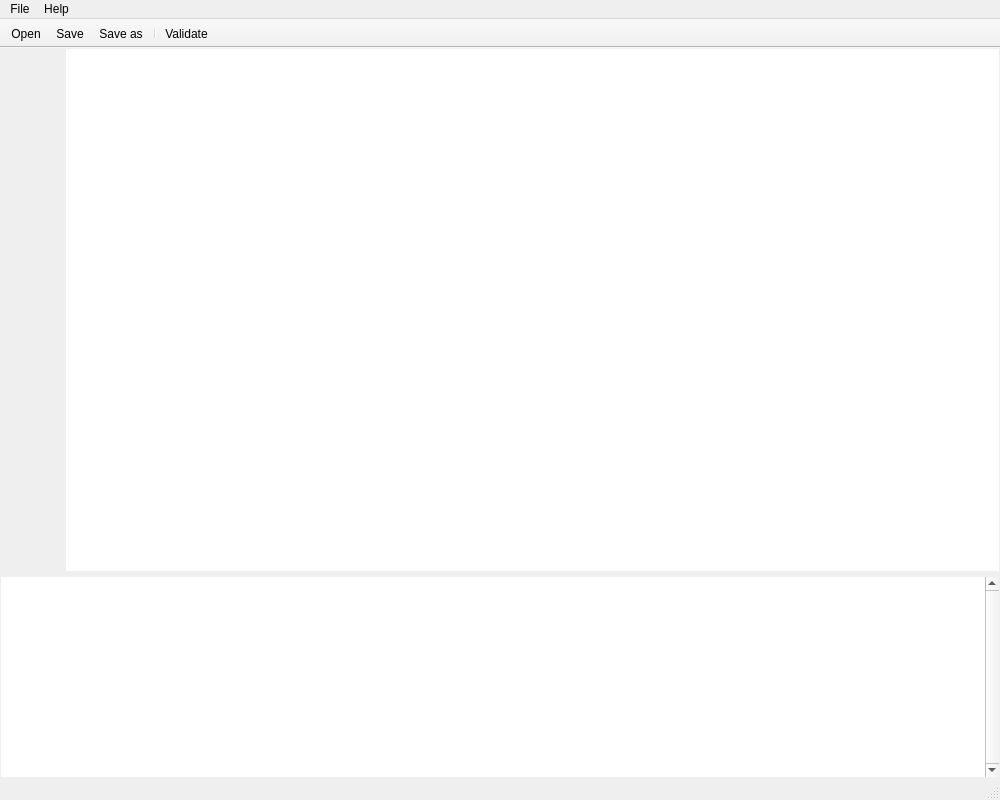
Above: dnpm-validator-ui/src/mainwindow.ui from pcvolkmer/dnpm-validator before the change. Below: the same form after it.
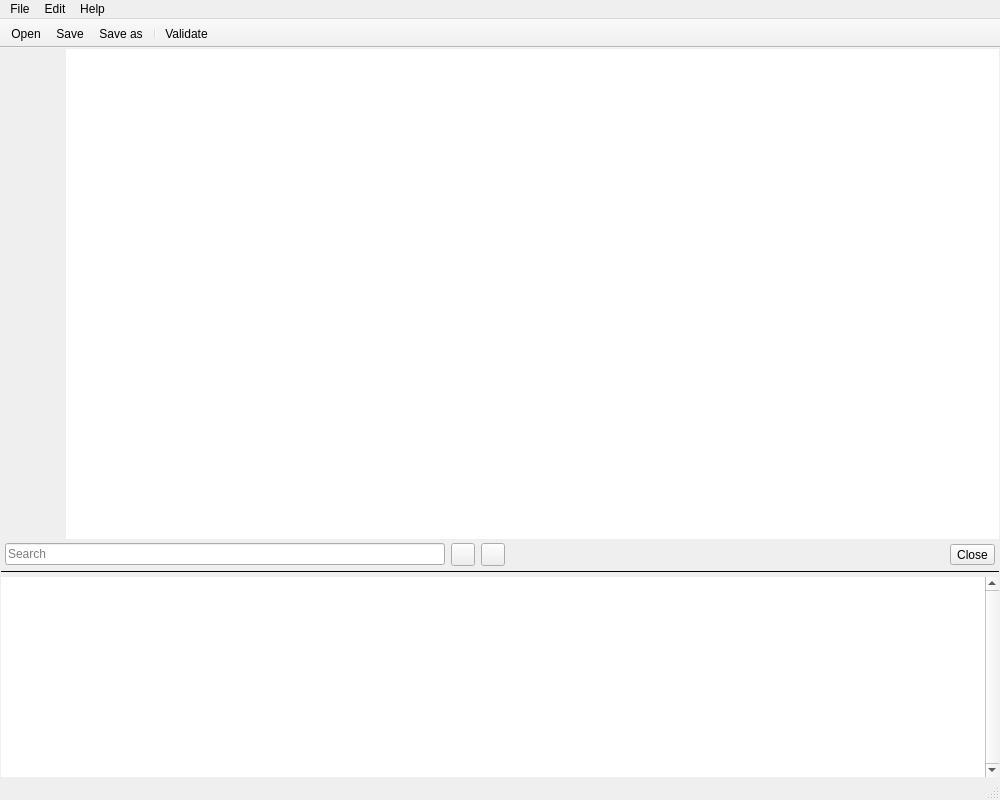
That is the form after the change. Icons and pictures are not drawn.

Commit message: feat: add search/find (#16)

Patch:
```diff
--- a/dnpm-validator-ui/src/mainwindow.ui
+++ b/dnpm-validator-ui/src/mainwindow.ui
@@ -33,10 +33,10 @@
     <property name="bottomMargin">
      <number>1</number>
     </property>
-    <item row="0" column="0">
+    <item row="1" column="0">
      <layout class="QVBoxLayout" name="verticalLayout">
       <property name="spacing">
-       <number>6</number>
+       <number>4</number>
       </property>
       <item>
        <layout class="QHBoxLayout" name="editorLayout">
@@ -112,6 +112,115 @@
         </item>
        </layout>
       </item>
+      <item>
+       <widget class="QWidget" name="findWidget" native="true">
+        <property name="minimumSize">
+         <size>
+          <width>0</width>
+          <height>0</height>
+         </size>
+        </property>
+        <layout class="QGridLayout" name="gridLayout_2">
+         <property name="leftMargin">
+          <number>0</number>
+         </property>
+         <property name="topMargin">
+          <number>0</number>
+         </property>
+         <property name="rightMargin">
+          <number>0</number>
+         </property>
+         <property name="bottomMargin">
+          <number>0</number>
+         </property>
+         <property name="spacing">
+          <number>0</number>
+         </property>
+         <item row="0" column="0">
+          <layout class="QHBoxLayout" name="horizontalLayout">
+           <property name="spacing">
+            <number>6</number>
+           </property>
+           <property name="leftMargin">
+            <number>4</number>
+           </property>
+           <property name="rightMargin">
+            <number>4</number>
+           </property>
+           <item>
+            <widget class="QLineEdit" name="findLineEdit">
+             <property name="placeholderText">
+              <string>Search</string>
+             </property>
+             <property name="clearButtonEnabled">
+              <bool>true</bool>
+             </property>
+            </widget>
+           </item>
+           <item>
+            <widget class="QToolButton" name="findDownButton">
+             <property name="text">
+              <string/>
+             </property>
+             <property name="icon">
+              <iconset theme="go-down" resource="icons.qrc">
+               <normaloff>:/resources/go-down.png</normaloff>:/resources/go-down.png</iconset>
+             </property>
+            </widget>
+           </item>
+           <item>
+            <widget class="QToolButton" name="findUpButton">
+             <property name="text">
+              <string/>
+             </property>
+             <property name="icon">
+              <iconset theme="go-up" resource="icons.qrc">
+               <normaloff>:/resources/go-up.png</normaloff>:/resources/go-up.png</iconset>
+             </property>
+            </widget>
+           </item>
+           <item>
+            <spacer name="horizontalSpacer_2">
+             <property name="orientation">
+              <enum>Qt::Orientation::Horizontal</enum>
+             </property>
+             <property name="sizeType">
+              <enum>QSizePolicy::Policy::Expanding</enum>
+             </property>
+             <property name="sizeHint" stdset="0">
+              <size>
+               <width>8</width>
+               <height>20</height>
+              </size>
+             </property>
+            </spacer>
+           </item>
+           <item>
+            <widget class="QToolButton" name="findCloseButton">
+             <property name="text">
+              <string>Close</string>
+             </property>
+             <property name="icon">
+              <iconset theme="window-close" resource="icons.qrc">
+               <normaloff>:/resources/close.png</normaloff>:/resources/close.png</iconset>
+             </property>
+            </widget>
+           </item>
+          </layout>
+         </item>
+        </layout>
+       </widget>
+      </item>
+      <item>
+       <widget class="Line" name="line">
+        <property name="frameShadow">
+         <enum>QFrame::Shadow::Plain</enum>
+        </property>
+        <property name="orientation">
+         <enum>Qt::Orientation::Horizontal</enum>
+        </property>
+       </widget>
+      </item>
       <item>
        <widget class="QListWidget" name="errorListWidget">
         <property name="sizePolicy">
@@ -176,7 +285,7 @@
      <x>0</x>
      <y>0</y>
      <width>1000</width>
-     <height>30</height>
+     <height>29</height>
     </rect>
    </property>
    <widget class="QMenu" name="menuFile">
@@ -195,7 +304,16 @@
     </property>
     <addaction name="actionAbout"/>
    </widget>
+   <widget class="QMenu" name="menuEdit">
+    <property name="title">
+     <string>Edit</string>
+    </property>
+    <addaction name="actionFind"/>
+    <addaction name="actionFindNext"/>
+    <addaction name="actionFindPrevious"/>
+   </widget>
    <addaction name="menuFile"/>
+   <addaction name="menuEdit"/>
    <addaction name="menuHelp"/>
   </widget>
   <widget class="QStatusBar" name="statusbar"/>
```
Left out of the diff: 42 changed lines with no effect on the pictures. The commit also changes 7 other files.
